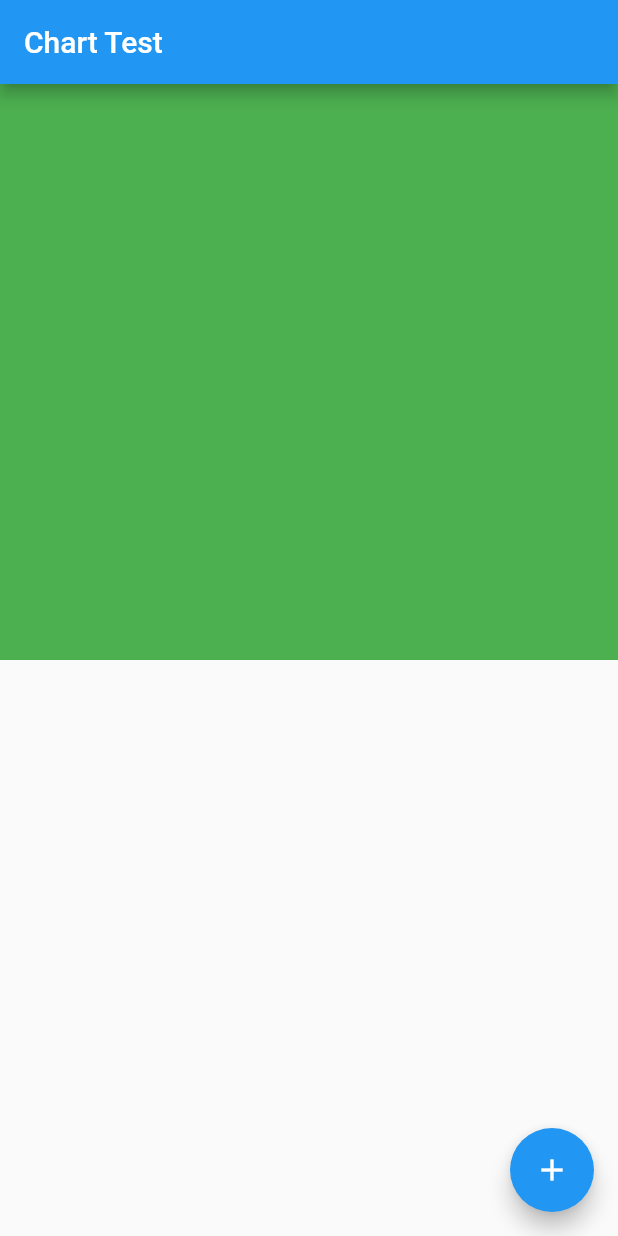
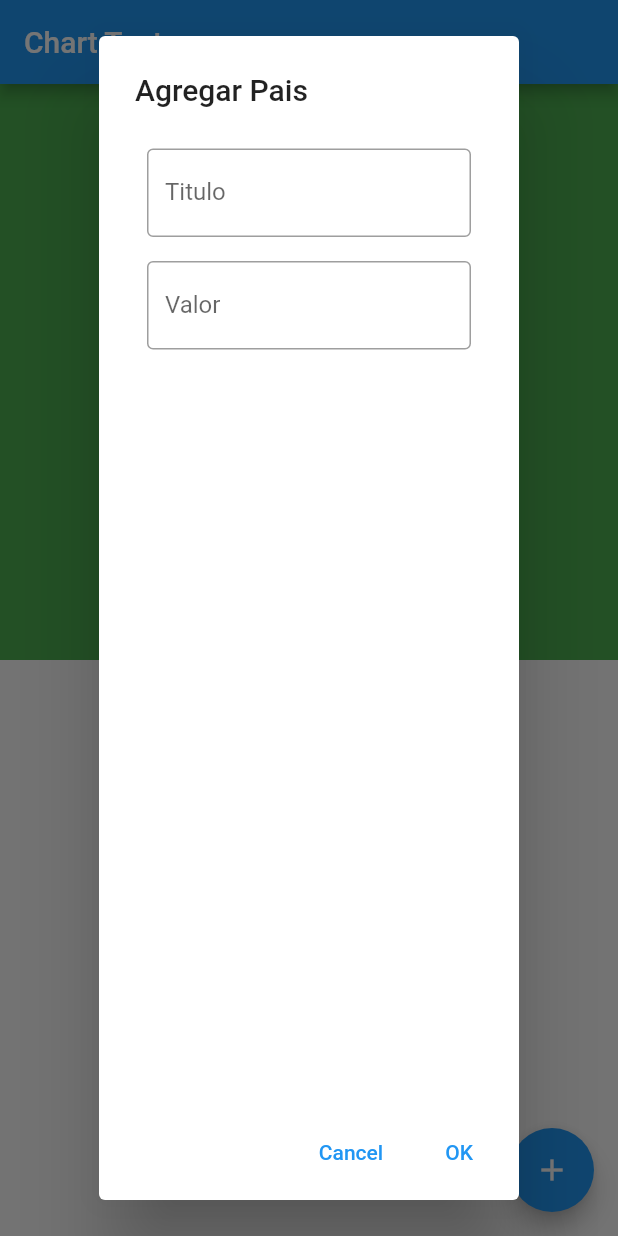
Before and after one commit to Monolite/flutter_chart_test, a Flutter app: the screen it shows after launch, after a tap on the "add" icon, on a phone screen of 412 x 824 dp. Run offline on Flutter 3.47's test engine with Material 2 defaults, Android fonts, the phone set to English and light mode, and no system bars.

Commit message:
se coloca dialog

```diff
--- a/src/flutter_chart_test/lib/home_page.dart
+++ b/src/flutter_chart_test/lib/home_page.dart
@@ -1,5 +1,6 @@
 import 'package:flutter/material.dart';
 import 'package:flutter_chart_test/model/pie_section.dart';
+import 'package:flutter_chart_test/screen_dialog.dart';
 
 class HomePage extends StatefulWidget {
   const HomePage({Key? key}) : super(key: key);
@@ -23,11 +24,30 @@ class _HomePageState extends State<HomePage> {
               child: Container(
             color: Colors.green,
           )),
-          Expanded(child: ListView.builder(itemCount: sections.length, itemBuilder: (context, index) {}))
+          Expanded(
+              child: ListView.builder(
+                  itemCount: sections.length,
+                  itemBuilder: (context, index) {
+                    return Container(
+                      color: Colors.green,
+                    );
+                  }))
         ],
       ),
       floatingActionButton: FloatingActionButton(
-        onPressed: () {},
+        onPressed: () async {
+          final newSection = await showDialog<PieSection>(
+              context: context,
+              builder: (ctx) {
+                return const ScreenDialog();
+              });
+
+          if (newSection != null) {
+            setState(() {
+              sections.add(newSection);
+            });
+          }
+        },
         child: const Icon(Icons.add),
       ),
     );
--- /dev/null
+++ b/src/flutter_chart_test/lib/screen_dialog.dart
@@ -0,0 +1,67 @@
+import 'package:flutter/material.dart';
+import 'package:flutter_chart_test/model/pie_section.dart';
+
+class ScreenDialog extends StatefulWidget {
+  const ScreenDialog({Key? key}) : super(key: key);
+
+  @override
+  State<ScreenDialog> createState() => _ScreenDialogState();
+}
+
+class _ScreenDialogState extends State<ScreenDialog> {
+  final _formKey = GlobalKey<FormState>();
+  String title = "";
+  String valor = "";
+  @override
+  Widget build(BuildContext context) {
+    return AlertDialog(
+      title: const Text('Agregar Pais', style: TextStyle(fontSize: 20)),
+      content: Form(
+        key: _formKey,
+        child: Column(
+          children: [
+            Padding(
+              padding: const EdgeInsets.all(8.0),
+              child: TextFormField(
+                  decoration: const InputDecoration(
+                    border: OutlineInputBorder(),
+                    labelText: 'Titulo',
+                  ),
+                  onChanged: (String value) {
+                    title = value;
+                    print(value);
+                  }),
+            ),
+            Padding(
+              padding: const EdgeInsets.all(8.0),
+              child: TextFormField(
+                  decoration: const InputDecoration(
+                    border: OutlineInputBorder(),
+                    labelText: 'Valor',
+                  ),
+                  onChanged: (String value) {
+                    valor = value;
+                    print(value);
+                  }),
+            ),
+          ],
+        ),
+      ),
+      actions: <Widget>[
+        TextButton(
+          onPressed: () => Navigator.pop(context),
+          child: const Text('Cancel'),
+        ),
+        TextButton(
+          onPressed: () {
+            if (_formKey.currentState?.validate() ?? false) {
+              final new_section = PieSection(title, double.parse(valor));
+              Navigator.pop(context, new_section);
+            }
+          },
+          child: const Text('OK'),
+        ),
+      ],
+    );
+  }
+}
```
